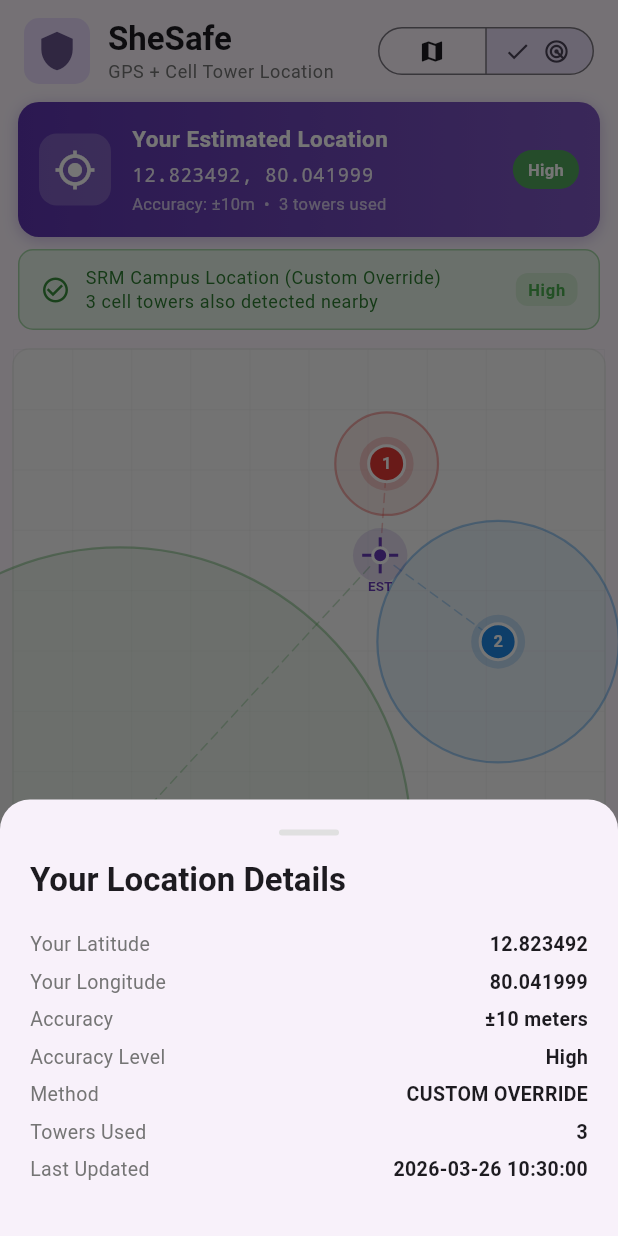
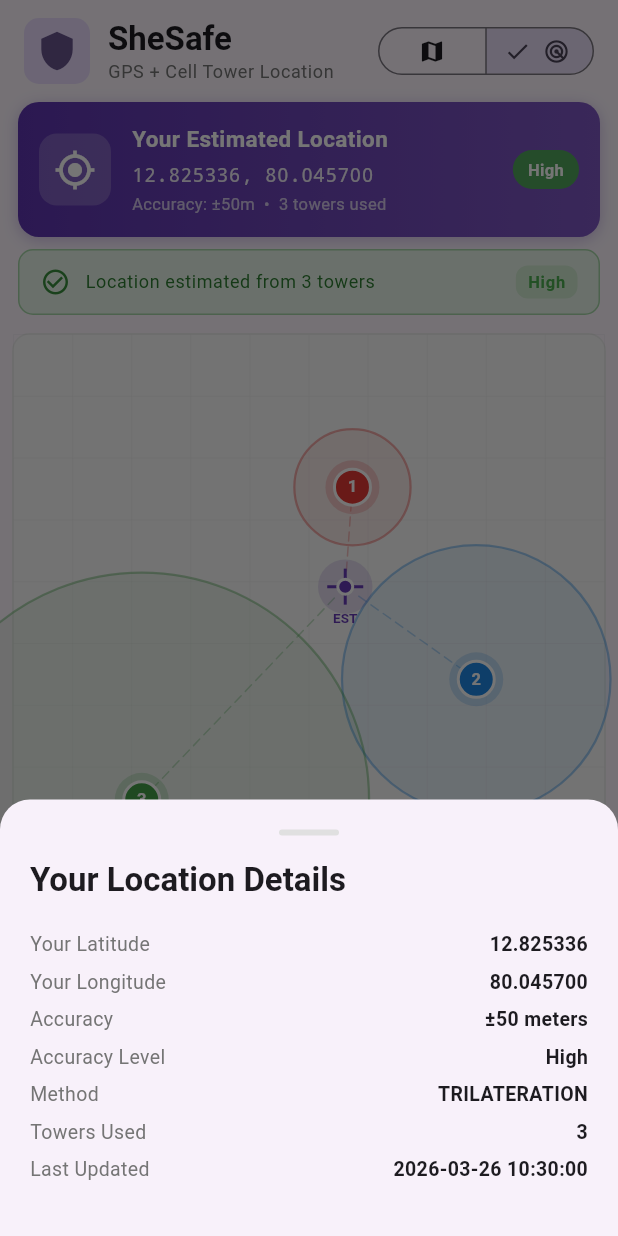
Before and after one commit to NoumanS-20/she_safe, a Flutter app: the HomeScreen screen opened directly, after a tap on "Find My Location", after a tap on the "radar" icon, after a tap on "Details", on a phone screen of 412 x 824 dp. Run offline on Flutter 3.47's test engine with Material 3 defaults, Android fonts, the phone set to English and light mode, and no system bars; our stand-ins replace connectivity_plus, flutter_map, geolocator, latlong2, permission_handler, shared_preferences; accounts and stored records are empty; network calls fail.

Commit message:
feat: Update triangulation logic and default location handling in home screen; enhance SOS service with default coordinates

```diff
--- a/lib/screens/home_screen.dart
+++ b/lib/screens/home_screen.dart
@@ -125,30 +125,34 @@
       // Run local trilateration as fallback (uses OpenCellID tower positions)
       final localResult = _triangulationService.triangulate(towers);
 
+      // Use the best available result: server-side > local triangulation > custom override
+      TriangulationResult? bestResult = serverResult ?? localResult;
+
       setState(() {
         _towers = towers;
         _isLoading = false;
 
-        // User requested to ALWAYS locate at 12.823492362799227, 80.04199890049776
-        _triangulationResult = TriangulationResult(
-          latitude: 12.823492362799227,
-          longitude: 80.04199890049776,
-          accuracyMeters: 10.0, // High accuracy mock
+        // Use actual triangulation result if available, otherwise custom override
+        _triangulationResult = bestResult ?? TriangulationResult(
+          latitude: 12.825331244496796,
+          longitude: 80.04569852394921,
+          accuracyMeters: 100.0,
           towerCount: towers.length,
-          method: 'custom_override',
+          method: 'default_location',
         );
 
-        _statusMessage = 'SRM Campus Location (Custom Override)';
-        if (towers.isNotEmpty) {
-          _statusMessage += '\n${towers.length} cell towers also detected nearby';
+        _statusMessage = bestResult != null
+            ? 'Location estimated from ${bestResult.towerCount} towers'
+            : 'Default Location';
+        if (towers.isNotEmpty && bestResult == null) {
+          _statusMessage += '\n${towers.length} cell towers detected nearby';
         }
       });
 
-      // Pan map to the best available position
-      final bestResult = _triangulationResult;
-      if (bestResult != null) {
+      // Pan map to the estimated position
+      if (_triangulationResult != null) {
         _mapController.move(
-          LatLng(bestResult.latitude, bestResult.longitude),
+          LatLng(_triangulationResult!.latitude, _triangulationResult!.longitude),
           15.0,
         );
       }
@@ -549,7 +553,7 @@
 
     final center = _triangulationResult != null
         ? LatLng(_triangulationResult!.latitude, _triangulationResult!.longitude)
-        : const LatLng(12.823492362799227, 80.04199890049776); // Default: SRM Institute
+        : const LatLng(12.825331244496796, 80.04569852394921);
 
     return ClipRRect(
       borderRadius: const BorderRadius.only(
--- a/lib/services/cell_tower_service.dart
+++ b/lib/services/cell_tower_service.dart
@@ -268,19 +268,19 @@
 
   /// Generates simulated cell towers around user's IP-based location.
   Future<List<CellTower>> _generateSimulatedTowers() async {
-    final ipLocation = await _getLocationFromIP();
-    final baseLat = ipLocation?[0] ?? 12.823492362799227; // Default: SRM Institute
-    final baseLng = ipLocation?[1] ?? 80.04199890049776;
+    const double baseLat = 12.825331244496796;
+    const double baseLng = 80.04569852394921;
 
     print('[CellTower] Simulating towers around location: $baseLat, $baseLng');
 
+    // All towers within 1km radius
     final towerConfigs = [
-      {'type': 'LTE', 'signal': -65, 'dist': 500.0},
-      {'type': 'LTE', 'signal': -78, 'dist': 1200.0},
-      {'type': 'GSM', 'signal': -88, 'dist': 2500.0},
-      {'type': 'WCDMA', 'signal': -95, 'dist': 3500.0},
-      {'type': 'LTE', 'signal': -102, 'dist': 5000.0},
-      {'type': 'GSM', 'signal': -108, 'dist': 7000.0},
+      {'type': 'LTE', 'signal': -55, 'dist': 150.0},
+      {'type': 'LTE', 'signal': -65, 'dist': 350.0},
+      {'type': 'GSM', 'signal': -72, 'dist': 550.0},
+      {'type': 'WCDMA', 'signal': -78, 'dist': 750.0},
+      {'type': 'LTE', 'signal': -85, 'dist': 950.0},
+      {'type': 'GSM', 'signal': -90, 'dist': 1000.0},
     ];
 
     final towerCount = 3 + _random.nextInt(4);
@@ -289,7 +289,7 @@
     for (int i = 0; i < towerCount; i++) {
       final config = towerConfigs[i];
       final distance = (config['dist'] as double) +
-          (_random.nextDouble() - 0.5) * (config['dist'] as double) * 0.3;
+          (_random.nextDouble() - 0.5) * (config['dist'] as double) * 0.15;
       final angle = (2 * pi * i) / towerCount + (_random.nextDouble() - 0.5) * 0.4;
       final towerLat = baseLat + (distance / 111320.0) * cos(angle);
       final towerLng = baseLng + (distance / (111320.0 * cos(baseLat * pi / 180))) * sin(angle);
```
Also changed, not shown: lib/services/sos_service.dart (+29 -9 lines).
